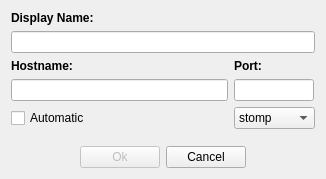
The window that activemq-monitor/LocationCreateDialog.ui (hiamitbhardwaj/ianzepp) describes before a commit, drawn with Qt 5.
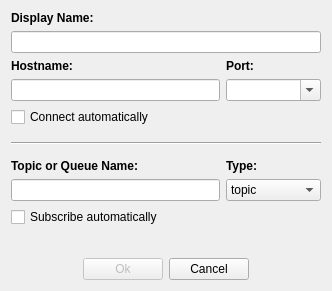
The same window after the commit.

Patch:
```diff
--- a/activemq-monitor/LocationCreateDialog.ui
+++ b/activemq-monitor/LocationCreateDialog.ui
@@ -9,14 +9,20 @@
    <rect>
     <x>0</x>
     <y>0</y>
-    <width>326</width>
-    <height>179</height>
+    <width>332</width>
+    <height>291</height>
    </rect>
   </property>
+  <property name="sizePolicy">
+   <sizepolicy hsizetype="Minimum" vsizetype="Minimum">
+    <horstretch>0</horstretch>
+    <verstretch>0</verstretch>
+   </sizepolicy>
+  </property>
   <property name="baseSize">
    <size>
-    <width>300</width>
-    <height>200</height>
+    <width>0</width>
+    <height>0</height>
    </size>
   </property>
   <property name="windowTitle">
@@ -57,6 +63,19 @@
        </property>
       </widget>
      </item>
+     <item row="2" column="1">
+      <widget class="QLabel" name="label_3">
+       <property name="font">
+        <font>
+         <weight>75</weight>
+         <bold>true</bold>
+        </font>
+       </property>
+       <property name="text">
+        <string>Port:</string>
+       </property>
+      </widget>
+     </item>
      <item row="3" column="0">
       <widget class="QLineEdit" name="hostname">
        <property name="minimumSize">
@@ -68,38 +87,40 @@
       </widget>
      </item>
      <item row="3" column="1">
-      <widget class="QLineEdit" name="port">
+      <widget class="QComboBox" name="port">
        <property name="sizePolicy">
-        <sizepolicy hsizetype="Fixed" vsizetype="Fixed">
+        <sizepolicy hsizetype="Minimum" vsizetype="Fixed">
          <horstretch>0</horstretch>
          <verstretch>0</verstretch>
         </sizepolicy>
        </property>
-       <property name="minimumSize">
-        <size>
-         <width>80</width>
-         <height>0</height>
-        </size>
+       <property name="editable">
+        <bool>true</bool>
        </property>
-       <property name="maximumSize">
-        <size>
-         <width>80</width>
-         <height>16777215</height>
-        </size>
-       </property>
-       <property name="inputMask">
-        <string/>
-       </property>
-       <property name="text">
-        <string/>
-       </property>
-       <property name="alignment">
-        <set>Qt::AlignCenter</set>
-       </property>
+       <item>
+        <property name="text">
+         <string/>
+        </property>
+       </item>
+       <item>
+        <property name="text">
+         <string>&lt;stomp&gt;</string>
+        </property>
+       </item>
+       <item>
+        <property name="text">
+         <string>&lt;openwire&gt;</string>
+        </property>
+       </item>
+       <item>
+        <property name="text">
+         <string>&lt;http&gt;</string>
+        </property>
+       </item>
       </widget>
      </item>
      <item row="4" column="0">
-      <widget class="QCheckBox" name="automatic">
+      <widget class="QCheckBox" name="hostnameAuto">
        <property name="sizePolicy">
         <sizepolicy hsizetype="Expanding" vsizetype="Fixed">
          <horstretch>0</horstretch>
@@ -107,12 +128,70 @@
         </sizepolicy>
        </property>
        <property name="text">
-        <string>Automatic</string>
+        <string>Connect automatically</string>
        </property>
       </widget>
      </item>
-     <item row="4" column="1">
-      <widget class="QComboBox" name="protocol">
+     <item row="5" column="0" colspan="2">
+      <widget class="Line" name="channelBreak">
+       <property name="minimumSize">
+        <size>
+         <width>0</width>
+         <height>20</height>
+        </size>
+       </property>
+       <property name="frameShadow">
+        <enum>QFrame::Sunken</enum>
+       </property>
+       <property name="midLineWidth">
+        <number>0</number>
+       </property>
+       <property name="orientation">
+        <enum>Qt::Horizontal</enum>
+       </property>
+      </widget>
+     </item>
+     <item row="6" column="0">
+      <widget class="QLabel" name="channelLabel">
+       <property name="font">
+        <font>
+         <weight>75</weight>
+         <bold>true</bold>
+        </font>
+       </property>
+       <property name="text">
+        <string>Topic or Queue Name:</string>
+       </property>
+       <property name="margin">
+        <number>0</number>
+       </property>
+      </widget>
+     </item>
+     <item row="6" column="1">
+      <widget class="QLabel" name="channelTypeLabel">
+       <property name="font">
+        <font>
+         <weight>75</weight>
+         <bold>true</bold>
+        </font>
+       </property>
+       <property name="text">
+        <string>Type:</string>
+       </property>
+      </widget>
+     </item>
+     <item row="7" column="0">
+      <widget class="QLineEdit" name="channel">
+       <property name="minimumSize">
+        <size>
+         <width>200</width>
+         <height>0</height>
+        </size>
+       </property>
+      </widget>
+     </item>
+     <item row="7" column="1">
+      <widget class="QComboBox" name="channelType">
        <property name="sizePolicy">
         <sizepolicy hsizetype="Minimum" vsizetype="Fixed">
          <horstretch>0</horstretch>
@@ -121,31 +200,26 @@
        </property>
        <item>
         <property name="text">
-         <string>stomp</string>
+         <string>topic</string>
         </property>
        </item>
        <item>
         <property name="text">
-         <string>openwire</string>
-        </property>
-       </item>
-       <item>
-        <property name="text">
-         <string>http</string>
+         <string>queue</string>
         </property>
        </item>
       </widget>
      </item>
-     <item row="2" column="1">
-      <widget class="QLabel" name="label_3">
-       <property name="font">
-        <font>
-         <weight>75</weight>
-         <bold>true</bold>
-        </font>
+     <item row="8" column="0">
+      <widget class="QCheckBox" name="channelAuto">
+       <property name="sizePolicy">
+        <sizepolicy hsizetype="Expanding" vsizetype="Fixed">
+         <horstretch>0</horstretch>
+         <verstretch>0</verstretch>
+        </sizepolicy>
        </property>
        <property name="text">
-        <string>Port:</string>
+        <string>Subscribe automatically</string>
        </property>
       </widget>
      </item>
@@ -159,7 +233,7 @@
      <property name="sizeHint" stdset="0">
       <size>
        <width>20</width>
-       <height>5</height>
+       <height>23</height>
       </size>
      </property>
     </spacer>
```
Left out of the diff: 18 changed lines with no effect on the pictures.
